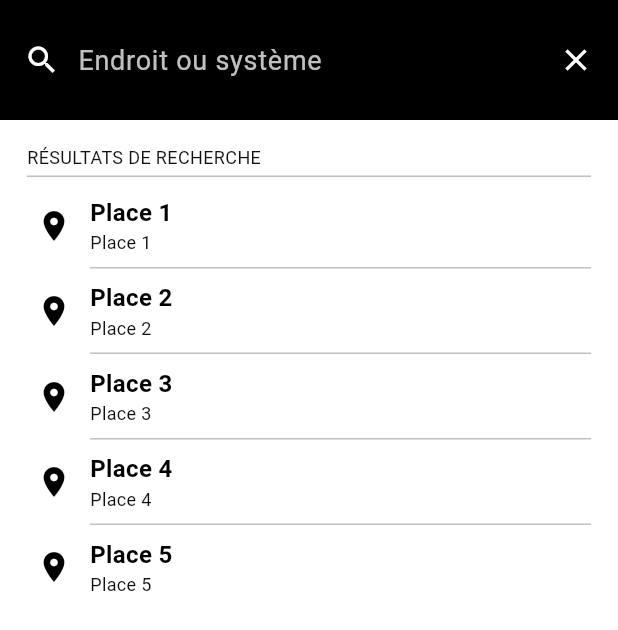
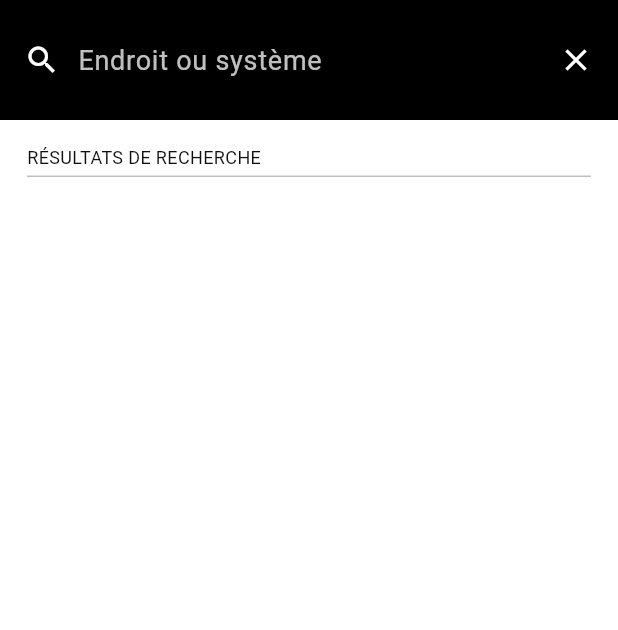
Before and after one commit to JerPatterson/BikeNearMe, a Flutter app: the screen it shows after launch, after a tap on "Stations près de", on a phone screen of 412 x 824 dp. Shown: the top 630 px of the screen. Run offline on Flutter 3.47's test engine with Material 3 defaults, Android fonts, the phone set to English and light mode, and no system bars; our stand-ins replace firebase_core, firebase_database, flutter_map, geolocator, latlong2, sliding_up_panel; missing offline and left inert: flutter_map_cancellable_tile_provider; accounts and stored records are empty.

Commit message:
first version of place search query

```diff
--- a/lib/pages/search_place.dart
+++ b/lib/pages/search_place.dart
@@ -1,26 +1,55 @@
+import 'dart:async';
+import 'dart:convert';
 import 'package:flutter/material.dart';
+import 'package:http/http.dart' as http;
+
 
 class SearchPlacePage extends StatefulWidget {
-  const SearchPlacePage({super.key});
+  const SearchPlacePage({
+    super.key,
+    required this.latitude,
+    required this.longitude,
+  });
+
+  final double latitude;
+  final double longitude;
 
   @override
   State<SearchPlacePage> createState() => _SearchPlacePageState();
 }
 
 class _SearchPlacePageState extends State<SearchPlacePage> {
-  late List<String> _placeSuggestions;
+  List<String> _placeSuggestions = [];
+  Timer? _inputChangedCallbackTimer;
 
   @override
   void initState() {
     super.initState();
-    _placeSuggestions = [
-      "Place 1",
-      "Place 2",
-      "Place 3",
-      "Place 4",
-      "Place 5",
-    ];
   }
+
+
+  void updateSuggestionsWithInput(String input) {
+    _inputChangedCallbackTimer?.cancel();
+
+      _inputChangedCallbackTimer = Timer(Duration(milliseconds: 800), () async {
+        try {
+          var url = Uri.parse("https://photon.komoot.io/api/?q=$input&lat=${widget.latitude}&lon=${widget.longitude}&limit=5");
+          var res = await http.get(url);
+          Map<String, dynamic> json = jsonDecode(res.body);
+          _placeSuggestions.clear();
+          for (var feature in json["features"]) {
+            _placeSuggestions.add(feature["properties"]["name"]);
+          }
+
+          setState(() {
+            _placeSuggestions = _placeSuggestions;
+          });
+        } catch (_) {
+          return;
+        }
+      });
+  }
+
 
   @override
   Widget build(BuildContext context) {
@@ -43,6 +72,9 @@ class _SearchPlacePageState extends State<SearchPlacePage> {
                   const SizedBox(width: 12.0),
                   Expanded(
                     child: TextField(
+                      onChanged: (value) => {
+                        updateSuggestionsWithInput(value)
+                      },
                       cursorColor: Colors.white,
                       style: const TextStyle(
                         color: Colors.white,
```
